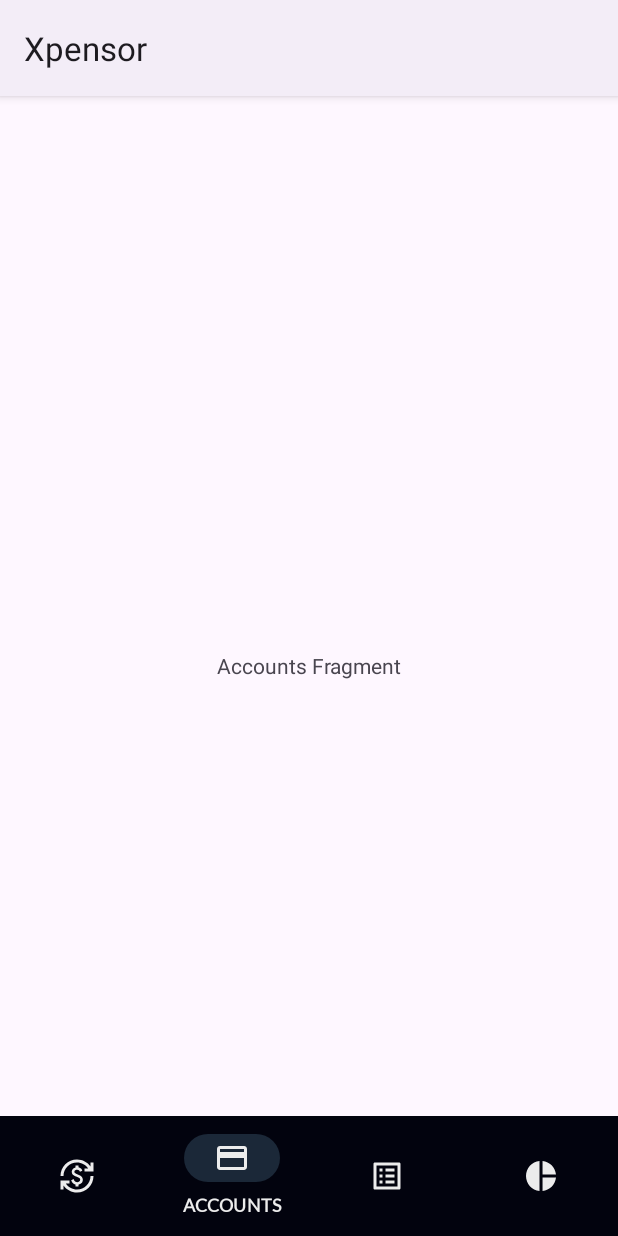
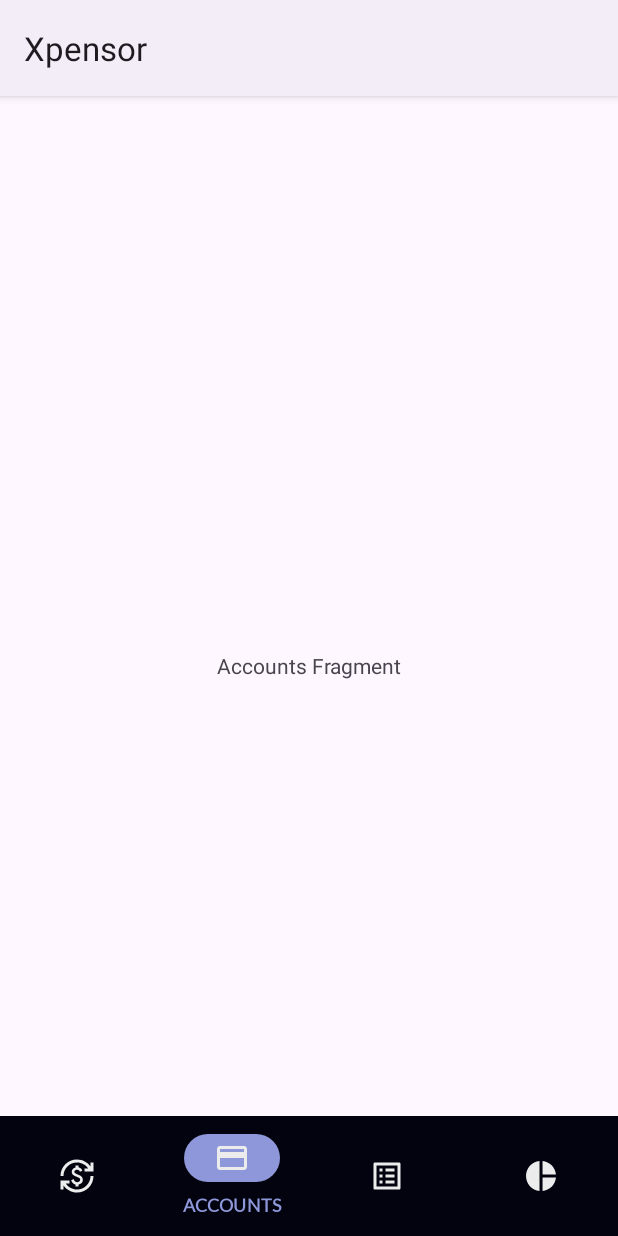
Before and after one commit to jxareas/Xpensor, an Android app: the screen it shows after launch (MainActivity), on a phone screen of 412 x 824 dp. Run offline under Robolectric (Android 15) with nearby library versions, the phone set to English and light mode, and no system bars; our stand-ins replace Dagger/Hilt's generated code, navigation-ui.

Commit message:
Add Icon Tint Selector

```diff
--- /dev/null
+++ b/app/src/main/res/color/icon_tint_selector.xml
@@ -0,0 +1,5 @@
+<?xml version="1.0" encoding="utf-8"?>
+<selector xmlns:android="http://schemas.android.com/apk/res/android">
+    <item android:color="?attr/colorOnPrimarySurface" android:state_selected="true" />
+    <item android:color="?attr/colorOnPrimary"  />
+</selector>
--- a/app/src/main/res/values/colors.xml
+++ b/app/src/main/res/values/colors.xml
@@ -25,4 +25,6 @@
     <color name="dark_blue_variant">#203354</color>
     <color name="light_blue">#024A9F</color>
     <color name="dark_black">#02030E</color>
+    <color name="indigo">#8EA8D3</color>
+    <color name="indigo_dark">#8e97d9</color>
 </resources>
--- a/app/src/main/res/values/styles.xml
+++ b/app/src/main/res/values/styles.xml
@@ -1,20 +1,20 @@
 <?xml version="1.0" encoding="utf-8"?>
 <resources>
 
-    <style name="Widget.TechHub.BottomNavigationView.ActiveIndicator" parent="Widget.Material3.BottomNavigationView.ActiveIndicator">
+    <style name="Widget.Xpensor.BottomNavigationView.ActiveIndicator" parent="Widget.Material3.BottomNavigationView.ActiveIndicator">
         <item name="android:color">?attr/colorControlHighlight</item>
     </style>
 
-    <style name="Widget.TechHub.BottomNavigationView" parent="@style/Widget.Material3.BottomNavigationView">
+    <style name="Widget.Xpensor.BottomNavigationView" parent="@style/Widget.Material3.BottomNavigationView">
         <item name="itemActiveIndicatorStyle">
-            @style/Widget.TechHub.BottomNavigationView.ActiveIndicator
+            @style/Widget.Xpensor.BottomNavigationView.ActiveIndicator
         </item>
         <item name="backgroundTint">?attr/colorPrimaryVariant</item>
         <item name="colorSecondaryContainer">?attr/colorSecondaryContainer</item>
         <item name="labelVisibilityMode">selected</item>
-        <item name="itemIconTint">?attr/colorOnPrimary</item>
-        <item name="itemTextColor">?attr/colorOnPrimary</item>
-        <item name="itemTextAppearanceActive">@style/TextAppearance.TechHub.BottomNavigation</item>
+        <item name="itemIconTint">@color/icon_tint_selector</item>
+        <item name="itemTextColor">?attr/colorControlHighlight</item>
+        <item name="itemTextAppearanceActive">@style/TextAppearance.Xpensor.BottomNavigation</item>
     </style>
 
 
--- a/app/src/main/res/values/themes.xml
+++ b/app/src/main/res/values/themes.xml
@@ -10,13 +10,13 @@
         <item name="colorSecondaryVariant">@color/red</item>
         <item name="colorOnSecondary">@color/darker_gray</item>
         <item name="colorOnPrimarySurface">@color/light_gray</item>
-        <item name="colorControlHighlight">@color/dark_blue</item>
+        <item name="colorControlHighlight">@color/indigo_dark</item>
         <!-- Status bar color. -->
         <item name="android:statusBarColor">?attr/colorPrimary</item>
         <item name="android:windowLightStatusBar" tools:targetApi="m">false</item>
         <!-- Customize your theme here. -->
         <item name="android:forceDarkAllowed" tools:targetApi="29">false</item>
-        <item name="bottomNavigationStyle">@style/Widget.TechHub.BottomNavigationView</item>
+        <item name="bottomNavigationStyle">@style/Widget.Xpensor.BottomNavigationView</item>
     </style>
 
     <style name="MaterialCalendarTheme" parent="ThemeOverlay.MaterialComponents.MaterialCalendar">
```
Also changed, not shown: app/src/main/res/values/type.xml (+15 -15 lines).
